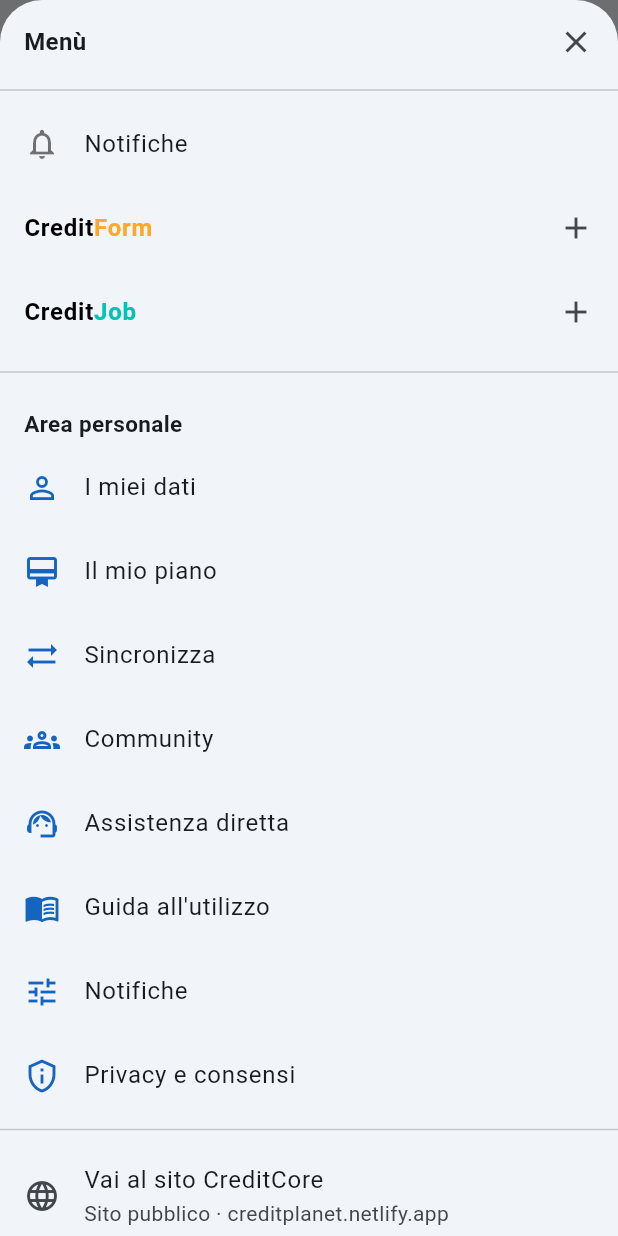
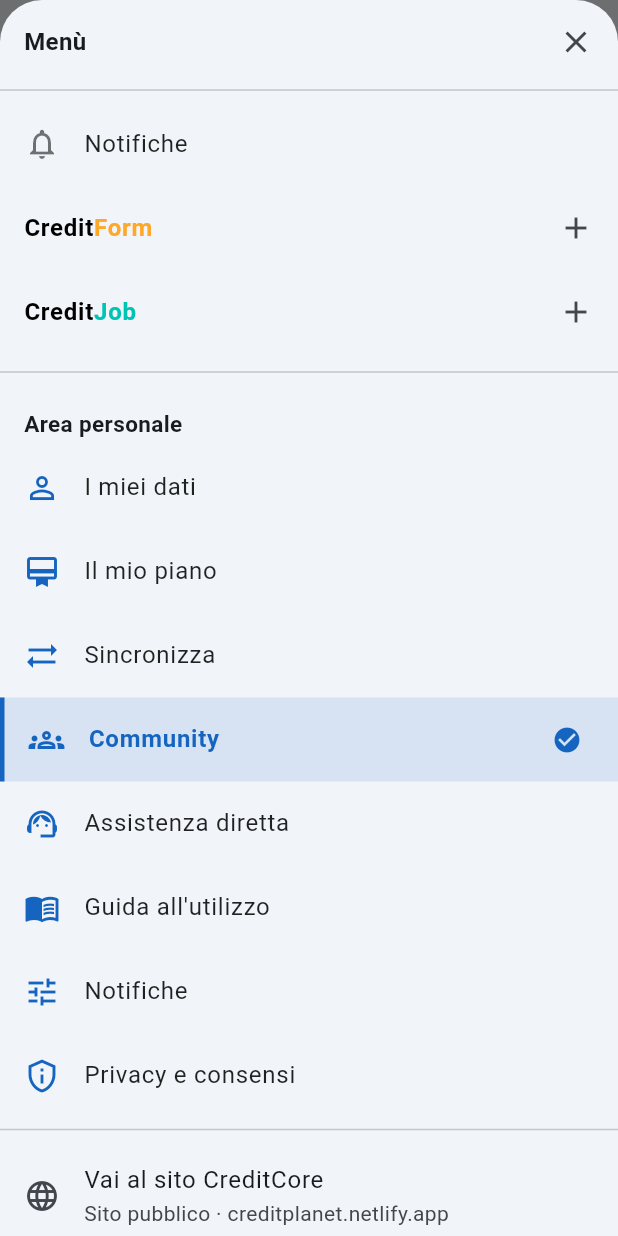
Before and after one commit to Marcellodinapoli/credit-calc-store, a Flutter app: the CommunityListPage widget shown alone on an empty page, opened directly, after a tap on the "more vert" icon, on a phone screen of 412 x 824 dp. Run offline on Flutter 3.47's test engine with Material 3 defaults, Android fonts, the phone set to English and light mode, and no system bars; our stand-ins replace audioplayers, cloud_firestore, cloud_functions, connectivity_plus, device_info_plus, file_picker and 22 more; missing offline and left inert: dart:html, dart:js, dart:js_util, encrypt, google_mlkit_text_recognition, record; accounts and stored records are empty.

Commit message:
Release 1.0.38: freccia torna a CreditCalc, evidenziazione Area personale nel menu.
Co-authored-by: Cursor <cursoragent@cursor.com>

```diff
--- a/lib/pages/area/community_list_page.dart
+++ b/lib/pages/area/community_list_page.dart
@@ -4,6 +4,7 @@ import 'package:flutter/material.dart';
 import 'package:cloud_firestore/cloud_firestore.dart';
 import 'package:firebase_auth/firebase_auth.dart';
 import '../../services/read_state_service.dart';
+import 'personal_area_menu.dart';
 import 'personal_area_shell.dart';
 import 'community_topic_page.dart';
 
@@ -337,6 +338,8 @@ class _CommunityListPageState extends State<CommunityListPage> {
   Widget build(BuildContext context) {
     return PersonalAreaShell(
       pageTitle: "Community",
+      activeMenuItem: PersonalAreaMenuItem.community,
+      backToCreditCalcHome: true,
       body: Column(
           crossAxisAlignment: CrossAxisAlignment.start,
           children: [
--- a/lib/pages/area/consents_page.dart
+++ b/lib/pages/area/consents_page.dart
@@ -4,6 +4,7 @@ import 'package:firebase_auth/firebase_auth.dart';
 import 'package:flutter_markdown/flutter_markdown.dart';
 
 import '../../core/dimensions.dart';
+import 'personal_area_menu.dart';
 import 'personal_area_shell.dart';
 
 // ================================================================
@@ -152,6 +153,8 @@ class _PrivacyConsentsPageState extends State<PrivacyConsentsPage> {
   Widget build(BuildContext context) {
     return PersonalAreaShell(
       pageTitle: 'Privacy e consensi',
+      activeMenuItem: PersonalAreaMenuItem.privacyConsents,
+      backToCreditCalcHome: true,
       body: _loading
           ? const Center(child: CircularProgressIndicator())
           : SingleChildScrollView(
--- a/lib/pages/area/direct_support_page.dart
+++ b/lib/pages/area/direct_support_page.dart
@@ -6,6 +6,7 @@ import 'package:firebase_storage/firebase_storage.dart';
 import 'package:url_launcher/url_launcher.dart';
 import '../../services/read_state_service.dart';
 import 'package:credit_calc_core/credit_calc_core.dart';
+import 'personal_area_menu.dart';
 import 'personal_area_shell.dart';
 
 /// Pagina Assistenza diretta
@@ -594,6 +595,8 @@ class _DirectSupportPageState extends State<DirectSupportPage> {
 
     return PersonalAreaShell(
       pageTitle: "Assistenza diretta",
+      activeMenuItem: PersonalAreaMenuItem.directSupport,
+      backToCreditCalcHome: true,
       bypassMaintenance: true,
       body: Column(
           crossAxisAlignment: CrossAxisAlignment.start,
--- a/lib/pages/area/guide_page.dart
+++ b/lib/pages/area/guide_page.dart
@@ -1,6 +1,7 @@
 import 'package:flutter/material.dart';
 
 import '../../core/dimensions.dart';
+import 'personal_area_menu.dart';
 import 'personal_area_shell.dart';
 
 class _GuideEntry {
@@ -219,6 +220,8 @@ class GuidePage extends StatelessWidget {
   Widget build(BuildContext context) {
     return PersonalAreaShell(
       pageTitle: "Guida all'utilizzo",
+      activeMenuItem: PersonalAreaMenuItem.guide,
+      backToCreditCalcHome: true,
       body: SingleChildScrollView(
         padding: Dimensions.scrollPadding(context),
         child: Column(
--- a/lib/pages/area/my_data_page.dart
+++ b/lib/pages/area/my_data_page.dart
@@ -385,6 +385,8 @@ class _MyDataPageState extends State<MyDataPage> {
 
     return PersonalAreaShell(
       pageTitle: 'I miei dati',
+      activeMenuItem: PersonalAreaMenuItem.myData,
+      backToCreditCalcHome: true,
       body: SingleChildScrollView(
         padding: EdgeInsets.only(
           bottom: 24 + Dimensions.resolvedBottomInset(context),
--- a/lib/pages/area/notification_preferences_page.dart
+++ b/lib/pages/area/notification_preferences_page.dart
@@ -8,6 +8,7 @@ import '../../services/itinerary_notifications_service.dart';
 import '../../services/location_consent_service.dart';
 import '../../services/notification_preferences_notifier.dart';
 import '../../services/product_notifications_service.dart';
+import 'personal_area_menu.dart';
 import 'personal_area_shell.dart';
 
 /// Preferenze notifiche di prodotto nell'area personale (CreditArea).
@@ -107,6 +108,8 @@ class _NotificationPreferencesPageState
 
     return PersonalAreaShell(
       pageTitle: 'Notifiche',
+      activeMenuItem: PersonalAreaMenuItem.notificationPreferences,
+      backToCreditCalcHome: true,
       body: _loading
           ? const Center(child: CircularProgressIndicator())
           : SingleChildScrollView(
--- a/lib/pages/area/personal_area_shell.dart
+++ b/lib/pages/area/personal_area_shell.dart
@@ -5,7 +5,9 @@ import '../../core/maintenance_service.dart';
 import '../../services/account_menu_badge_controller.dart';
 import '../../session/credit_core_session_runtime.dart';
 import '../../shell/credit_core_account_menu_sheet.dart';
+import '../../shell/credit_core_module_navigation.dart';
 import '../../ui/layout/page_shell.dart';
+import '../../pages/area/personal_area_menu.dart';
 import '../../widgets/account_menu_badge_icon_button.dart';
 import '../../widgets/maintenance_section_gate.dart';
 
@@ -17,6 +19,8 @@ class PersonalAreaShell extends StatefulWidget {
   final bool bypassMaintenance;
   final String maintenanceSection;
   final bool showAccountMenu;
+  final PersonalAreaMenuItem? activeMenuItem;
+  final bool backToCreditCalcHome;
 
   const PersonalAreaShell({
     super.key,
@@ -26,6 +30,8 @@ class PersonalAreaShell extends StatefulWidget {
     this.bypassMaintenance = false,
     this.maintenanceSection = MaintenanceService.area,
     this.showAccountMenu = true,
+    this.activeMenuItem,
+    this.backToCreditCalcHome = false,
   });
 
   @override
@@ -71,6 +77,8 @@ class _PersonalAreaShellState extends State<PersonalAreaShell> {
       builder: (ctx) => CreditCoreAccountMenuSheet(
         onAnnouncements: _openAnnouncements,
         onLogout: _logout,
+        selectedAreaItem:
+            widget.showAccountMenu ? widget.activeMenuItem : null,
       ),
     );
   }
@@ -87,7 +95,10 @@ class _PersonalAreaShellState extends State<PersonalAreaShell> {
       return PrimaryModuleScaffold(
         project: BrandedPageProject.area,
         pageTitle: widget.pageTitle,
-        automaticallyImplyLeading: true,
+        automaticallyImplyLeading: !widget.backToCreditCalcHome,
+        onBackPressed: widget.backToCreditCalcHome
+            ? () => popToCreditCalcHome(context)
+            : null,
         bottomBar: widget.bottomBar,
         extraAppBarActions: [
           AccountMenuBadgeIconButton(onPressed: _showAccountMenu),
--- a/lib/pages/creditform/personal_form_menu.dart
+++ b/lib/pages/creditform/personal_form_menu.dart
@@ -1,5 +1,6 @@
 import 'package:flutter/material.dart';
 
+import '../../shell/credit_core_module_navigation.dart';
 import 'company_collaborators_page.dart';
 import 'courses_page.dart';
 import 'listening_page.dart';
@@ -38,7 +39,7 @@ extension PersonalFormMenuItemX on PersonalFormMenuItem {
 
   void open(BuildContext context) {
     Navigator.of(context).push(
-      MaterialPageRoute<void>(builder: (_) => page()),
+      creditCoreModuleRoute<void>((_) => page()),
     );
   }
 }
--- a/lib/pages/creditform/personal_form_shell.dart
+++ b/lib/pages/creditform/personal_form_shell.dart
@@ -7,6 +7,7 @@ import '../../session/credit_core_session_runtime.dart';
 import '../../pages/creditform/personal_form_menu.dart';
 import '../../services/account_menu_badge_controller.dart';
 import '../../shell/credit_core_account_menu_sheet.dart';
+import '../../shell/credit_core_module_navigation.dart';
 import '../../ui/layout/page_shell.dart';
 import '../../widgets/account_menu_badge_icon_button.dart';
 import '../../widgets/maintenance_section_gate.dart';
@@ -91,7 +92,9 @@ class _PersonalFormShellState extends State<PersonalFormShell> {
     return PrimaryModuleScaffold(
       project: BrandedPageProject.form,
       pageTitle: widget.pageTitle,
-      automaticallyImplyLeading: true,
+      automaticallyImplyLeading: !widget.showAccountMenu,
+      onBackPressed:
+          widget.showAccountMenu ? () => popToCreditCalcHome(context) : null,
       bottomBar: widget.bottomBar == null
           ? null
           : Theme(data: buildFormTheme(), child: widget.bottomBar!),
--- a/lib/pages/creditjob/personal_job_menu.dart
+++ b/lib/pages/creditjob/personal_job_menu.dart
@@ -1,5 +1,6 @@
 import 'package:flutter/material.dart';
 
+import '../../shell/credit_core_module_navigation.dart';
 import '../../job/job_repository.dart';
 import 'applications_page.dart';
 import 'company_users_page.dart';
@@ -54,7 +55,7 @@ extension PersonalJobMenuItemX on PersonalJobMenuItem {
 
   void open(BuildContext context) {
     Navigator.of(context).push(
-      MaterialPageRoute<void>(builder: (_) => page()),
+      creditCoreModuleRoute<void>((_) => page()),
     );
   }
 }
--- a/lib/pages/creditjob/personal_job_shell.dart
+++ b/lib/pages/creditjob/personal_job_shell.dart
@@ -7,6 +7,7 @@ import '../../session/credit_core_session_runtime.dart';
 import '../../pages/creditjob/personal_job_menu.dart';
 import '../../services/account_menu_badge_controller.dart';
 import '../../shell/credit_core_account_menu_sheet.dart';
+import '../../shell/credit_core_module_navigation.dart';
 import '../../ui/layout/page_shell.dart';
 import '../../widgets/account_menu_badge_icon_button.dart';
 import '../../widgets/maintenance_section_gate.dart';
@@ -91,7 +92,9 @@ class _PersonalJobShellState extends State<PersonalJobShell> {
     return PrimaryModuleScaffold(
       project: BrandedPageProject.job,
       pageTitle: widget.pageTitle,
-      automaticallyImplyLeading: true,
+      automaticallyImplyLeading: !widget.showAccountMenu,
+      onBackPressed:
+          widget.showAccountMenu ? () => popToCreditCalcHome(context) : null,
       bottomBar: widget.bottomBar == null
           ? null
           : Theme(data: buildJobTheme(), child: widget.bottomBar!),
--- a/lib/shell/credit_core_account_menu_sheet.dart
+++ b/lib/shell/credit_core_account_menu_sheet.dart
@@ -14,6 +14,7 @@ import '../pages/bk/bk_normative_search_page.dart';
 import '../pages/bk/bk_ecosystem_sections_page.dart';
 import '../pages/bk/bk_plan_limits_page.dart';
 import '../pages/creditcalc/device_sync_page.dart';
+import '../shell/credit_core_module_navigation.dart';
 import '../services/account_menu_badge_notifier.dart';
 import '../ui/layout/page_shell.dart';
 import '../pages/creditform/personal_form_menu.dart';
@@ -29,6 +30,7 @@ class CreditCoreAccountMenuSheet extends StatefulWidget {
   final Future<void> Function() onLogout;
   final PersonalFormMenuItem? selectedFormItem;
   final PersonalJobMenuItem? selectedJobItem;
+  final PersonalAreaMenuItem? selectedAreaItem;
 
   const CreditCoreAccountMenuSheet({
     super.key,
@@ -36,6 +38,7 @@ class CreditCoreAccountMenuSheet extends StatefulWidget {
     required this.onLogout,
     this.selectedFormItem,
     this.selectedJobItem,
+    this.selectedAreaItem,
   });
 
   @override
@@ -157,6 +160,10 @@ class _CreditCoreAccountMenuSheetState extends State<CreditCoreAccountMenuSheet>
   }
 
   void _closeAndArea(PersonalAreaMenuItem item) {
+    if (widget.selectedAreaItem == item) {
+      Navigator.pop(context);
+      return;
+    }
     _closeAnd(() => item.open(context));
   }
 
@@ -306,11 +313,34 @@ class _CreditCoreAccountMenuSheetState extends State<CreditCoreAccountMenuSheet>
     required VoidCallback onTap,
     Color? iconColor,
     bool showBadge = false,
+    bool selected = false,
   }) {
+    final accent = iconColor ?? Colors.black54;
     return ListTile(
-      leading: Icon(icon, color: iconColor ?? Colors.black54),
-      title: Text(title),
-      trailing: accountMenuBadgeDot(visible: showBadge),
+      leading: Icon(icon, color: selected ? _areaColor : accent),
+      title: Text(
+        title,
+        style: TextStyle(
+          fontWeight: selected ? FontWeight.w700 : FontWeight.normal,
+          color: selected ? _areaColor : Colors.black87,
+        ),
+      ),
+      trailing: Row(
+        mainAxisSize: MainAxisSize.min,
+        children: [
+          if (showBadge) ...[
+            accountMenuBadgeDot(visible: true),
+            const SizedBox(width: 8),
+          ],
+          if (selected) Icon(Icons.check_circle, color: _areaColor, size: 20),
+        ],
+      ),
+      tileColor: selected ? _areaColor.withValues(alpha: 0.12) : null,
+      shape: selected
+          ? const Border(
+              left: BorderSide(color: _areaColor, width: 3),
+            )
+          : null,
       onTap: onTap,
     );
   }
@@ -522,6 +552,8 @@ class _CreditCoreAccountMenuSheetState extends State<CreditCoreAccountMenuSheet>
                     icon: Icons.person_outline,
                     title: PersonalAreaMenuItem.myData.title,
                     iconColor: _areaColor,
+                    selected:
+                        widget.selectedAreaItem == PersonalAreaMenuItem.myData,
                     onTap: () => _closeAndArea(PersonalAreaMenuItem.myData),
                   ),
                   if (!isWork)
@@ -529,6 +561,8 @@ class _CreditCoreAccountMenuSheetState extends State<CreditCoreAccountMenuSheet>
                       icon: Icons.card_membership_outlined,
                       title: PersonalAreaMenuItem.subscription.title,
                       iconColor: _areaColor,
+                      selected: widget.selectedAreaItem ==
+                          PersonalAreaMenuItem.subscription,
                       onTap: () =>
                           _closeAndArea(PersonalAreaMenuItem.subscription),
                     ),
@@ -538,8 +572,8 @@ class _CreditCoreAccountMenuSheetState extends State<CreditCoreAccountMenuSheet>
                     iconColor: _areaColor,
                     onTap: () => _closeAnd(() {
                       Navigator.of(context).push(
-                        MaterialPageRoute<void>(
-                          builder: (_) => const DeviceSyncPage(),
+                        creditCoreModuleRoute<void>(
+                          (_) => const DeviceSyncPage(),
                         ),
                       );
                     }),
@@ -549,6 +583,8 @@ class _CreditCoreAccountMenuSheetState extends State<CreditCoreAccountMenuSheet>
                     title: PersonalAreaMenuItem.community.title,
                     iconColor: _areaColor,
                     showBadge: badges.community,
+                    selected: widget.selectedAreaItem ==
+                        PersonalAreaMenuItem.community,
                     onTap: () => _closeAndArea(PersonalAreaMenuItem.community),
                   ),
                   _item(
@@ -556,26 +592,36 @@ class _CreditCoreAccountMenuSheetState extends State<CreditCoreAccountMenuSheet>
                     title: PersonalAreaMenuItem.directSupport.title,
                     iconColor: _areaColor,
                     showBadge: badges.directSupport,
+                    selected: widget.selectedAreaItem ==
+                        PersonalAreaMenuItem.directSupport,
                     onTap: () => _closeAndArea(PersonalAreaMenuItem.directSupport),
                   ),
                   _item(
                     icon: Icons.menu_book_outlined,
                     title: PersonalAreaMenuItem.guide.title,
                     iconColor: _areaColor,
+                    selected:
+                        widget.selectedAreaItem == PersonalAreaMenuItem.guide,
                     onTap: () => _closeAndArea(PersonalAreaMenuItem.guide),
                   ),
                   _item(
                     icon: Icons.tune_outlined,
                     title: PersonalAreaMenuItem.notificationPreferences.title,
                     iconColor: _areaColor,
-                    onTap: () =>
-                        _closeAndArea(PersonalAreaMenuItem.notificationPreferences),
+                    selected: widget.selectedAreaItem ==
+                        PersonalAreaMenuItem.notificationPreferences,
+                    onTap: () => _closeAndArea(
+                      PersonalAreaMenuItem.notificationPreferences,
+                    ),
                   ),
                   _item(
                     icon: Icons.privacy_tip_outlined,
                     title: PersonalAreaMenuItem.privacyConsents.title,
                     iconColor: _areaColor,
-                    onTap: () => _closeAndArea(PersonalAreaMenuItem.privacyConsents),
+                    selected: widget.selectedAreaItem ==
+                        PersonalAreaMenuItem.privacyConsents,
+                    onTap: () =>
+                        _closeAndArea(PersonalAreaMenuItem.privacyConsents),
                   ),
                 ],
                 if (_isBkAdmin) ...[
--- a/lib/ui/layout/page_shell.dart
+++ b/lib/ui/layout/page_shell.dart
@@ -126,6 +126,7 @@ class PrimaryModuleScaffold extends StatelessWidget {
   final List<Widget>? extraAppBarActions;
   final bool automaticallyImplyLeading;
   final bool bodyScrolls;
+  final VoidCallback? onBackPressed;
 
   const PrimaryModuleScaffold({
     super.key,
@@ -136,6 +137,7 @@ class PrimaryModuleScaffold extends StatelessWidget {
     this.extraAppBarActions,
     this.automaticallyImplyLeading = true,
     this.bodyScrolls = false,
+    this.onBackPressed,
   });
 
   @override
@@ -144,7 +146,15 @@ class PrimaryModuleScaffold extends StatelessWidget {
       backgroundColor: PageShellTheme.scaffoldBackground,
       resizeToAvoidBottomInset: true,
       appBar: AppBar(
-        automaticallyImplyLeading: automaticallyImplyLeading,
+        automaticallyImplyLeading:
+            onBackPressed == null && automaticallyImplyLeading,
+        leading: onBackPressed == null
+            ? null
+            : IconButton(
+                tooltip: 'Torna a CreditCalc',
+                icon: const Icon(Icons.arrow_back),
+                onPressed: onBackPressed,
+              ),
         backgroundColor: PageShellTheme.appBarBackground,
         title: BrandedProjectName(project: project),
         actions: [
--- a/pubspec.yaml
+++ b/pubspec.yaml
@@ -1,7 +1,7 @@
 name: credit_calc
 description: CreditCalc — app ufficiale CreditCore per mobile e desktop (store).
 publish_to: "none"
-version: 1.0.37
+version: 1.0.38
 
 environment:
   sdk: ">=3.3.0 <4.0.0"
```
Also changed, not shown: lib/pages/area/personal_area_menu.dart (+5 -2 lines), lib/pages/creditcalc/device_sync_page.dart (+7 -1 lines), lib/shell/credit_core_module_navigation.dart (added, +20 -0 lines).
